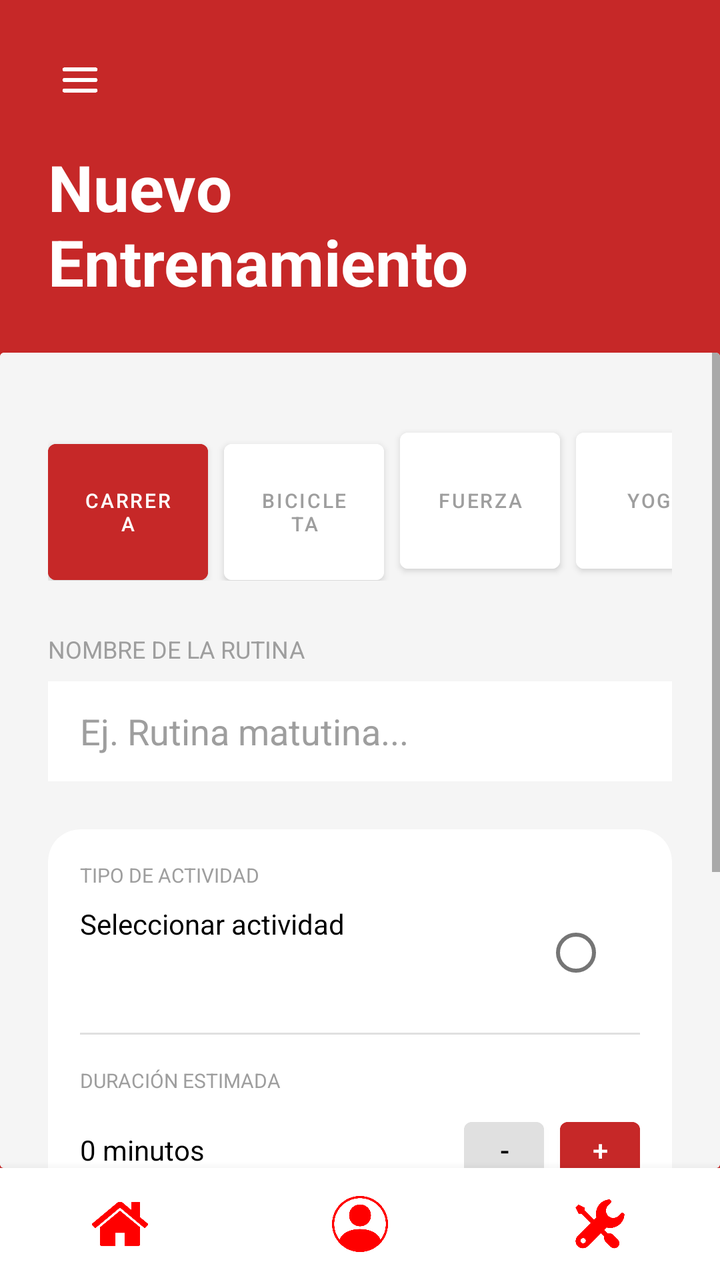
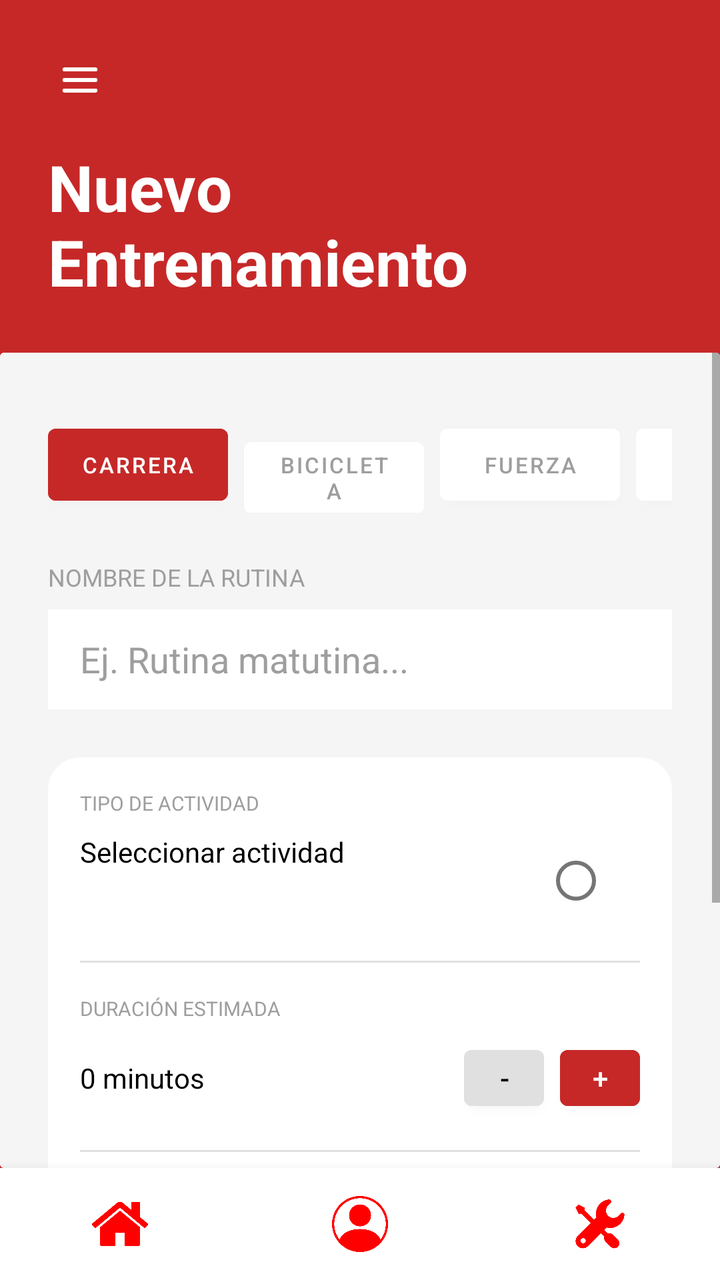

Compare the two renders of this Android layout. The source of the first and the diff that turns it into the second are given below.
<!-- AndroidManifest.xml: application theme Theme.ActivaESCOM -->
<!-- res/layout/activity_nuevo_entrenamiento.xml -->
<?xml version="1.0" encoding="utf-8"?>
<androidx.drawerlayout.widget.DrawerLayout xmlns:android="http://schemas.android.com/apk/res/android"
    xmlns:app="http://schemas.android.com/apk/res-auto"
    android:id="@+id/drawerLayout"
    android:layout_width="match_parent"
    android:layout_height="match_parent">

    <androidx.constraintlayout.widget.ConstraintLayout
        android:layout_width="match_parent"
        android:layout_height="match_parent"
        android:background="@color/red_1">

        <ImageButton
            android:id="@+id/btnHamburguesa"
            android:layout_width="48dp"
            android:layout_height="48dp"
            android:background="@color/red_1"
            android:padding="8dp"
            android:scaleType="fitCenter"
            android:src="@drawable/navigation"
            android:layout_marginStart="16dp"
            android:layout_marginTop="16dp"
            app:layout_constraintStart_toStartOf="parent"
            app:layout_constraintTop_toTopOf="parent" />

        <TextView
            android:id="@+id/tv_title_workout"
            android:layout_width="wrap_content"
            android:layout_height="wrap_content"
            android:layout_marginStart="24dp"
            android:layout_marginTop="8dp"
            android:text="Nuevo\nEntrenamiento"
            android:textColor="@color/white"
            android:textSize="32sp"
            android:textStyle="bold"
            app:layout_constraintStart_toStartOf="parent"
            app:layout_constraintTop_toBottomOf="@id/btnHamburguesa" />

        
        <androidx.cardview.widget.CardView
            android:layout_width="match_parent"
            android:layout_height="0dp"
            android:layout_marginTop="24dp"
            app:cardElevation="0dp"
            app:layout_constraintBottom_toTopOf="@id/bottomNavBar"
            app:layout_constraintTop_toBottomOf="@id/tv_title_workout">

            <ScrollView
                android:layout_width="match_parent"
                android:layout_height="match_parent"
                android:background="@color/gray_background">

                <LinearLayout
                    android:layout_width="match_parent"
                    android:layout_height="wrap_content"
                    android:orientation="vertical"
                    android:padding="24dp">

                    
                    <HorizontalScrollView
                        android:layout_width="match_parent"
                        android:layout_height="wrap_content"
                        android:scrollbars="none">

                        <LinearLayout
                            android:layout_width="wrap_content"
                            android:layout_height="wrap_content"
                            android:orientation="horizontal"
                            android:paddingBottom="10dp"
                            android:paddingTop="10dp">

                            <Button
                                android:layout_width="80dp"
                                android:layout_height="80dp"
                                android:layout_marginEnd="8dp"
                                android:backgroundTint="@color/red_1"
                                android:text="Carrera"
                                android:textColor="@color/white"
                                android:textSize="10sp" />

                            <Button
                                android:layout_width="80dp"
                                android:layout_height="80dp"
                                android:layout_marginEnd="8dp"
                                android:backgroundTint="@color/white"
                                android:text="Bicicleta"
                                android:textColor="@color/gray_text"
                                android:textSize="10sp" />

                            <Button
                                android:layout_width="80dp"
                                android:layout_height="80dp"
                                android:layout_marginEnd="8dp"
                                android:backgroundTint="@color/white"
                                android:text="Fuerza"
                                android:textColor="@color/gray_text"
                                android:textSize="10sp" />

                            <Button
                                android:layout_width="80dp"
                                android:layout_height="80dp"
                                android:backgroundTint="@color/white"
                                android:text="Yoga"
                                android:textColor="@color/gray_text"
                                android:textSize="10sp" />
                        </LinearLayout>
                    </HorizontalScrollView>

                    <TextView
                        android:layout_width="wrap_content"
                        android:layout_height="wrap_content"
                        android:layout_marginTop="16dp"
                        android:text="NOMBRE DE LA RUTINA"
                        android:textColor="@color/gray_text"
                        android:textSize="12sp" />

                    <EditText
                        android:layout_width="match_parent"
                        android:layout_height="50dp"
                        android:layout_marginTop="8dp"
                        android:background="@color/white"
                        android:hint="Ej. Rutina matutina..."
                        android:paddingHorizontal="16dp"
                        android:textColorHint="@color/text_gray"/>

                    
                    <androidx.cardview.widget.CardView
                        android:layout_width="match_parent"
                        android:layout_height="wrap_content"
                        android:layout_marginTop="24dp"
                        app:cardCornerRadius="16dp"
                        app:cardElevation="0dp">

                        <LinearLayout
                            android:layout_width="match_parent"
                            android:layout_height="wrap_content"
                            android:orientation="vertical"
                            android:padding="16dp">

                            <TextView
                                android:layout_width="wrap_content"
                                android:layout_height="wrap_content"
                                android:text="TIPO DE ACTIVIDAD"
                                android:textColor="@color/gray_text"
                                android:textSize="10sp" />

                            <RelativeLayout
                                android:layout_width="match_parent"
                                android:layout_height="wrap_content"
                                android:layout_marginTop="8dp">
                                <TextView
                                    android:layout_width="wrap_content"
                                    android:layout_height="wrap_content"
                                    android:text="Seleccionar actividad"
                                    android:textColor="@color/black" />
                                <RadioButton
                                    android:layout_width="wrap_content"
                                    android:layout_height="wrap_content"
                                    android:layout_alignParentEnd="true"
                                    android:layout_centerVertical="true" />
                            </RelativeLayout>

                            <View
                                android:layout_width="match_parent"
                                android:layout_height="1dp"
                                android:layout_marginVertical="16dp"
                                android:background="@color/gray_light" />

                            <TextView
                                android:layout_width="wrap_content"
                                android:layout_height="wrap_content"
                                android:text="DURACIÓN ESTIMADA"
                                android:textColor="@color/gray_text"
                                android:textSize="10sp" />

                            <RelativeLayout
                                android:layout_width="match_parent"
                                android:layout_height="wrap_content"
                                android:layout_marginTop="8dp">
                                <TextView
                                    android:layout_width="wrap_content"
                                    android:layout_height="wrap_content"
                                    android:layout_centerVertical="true"
                                    android:text="0 minutos"
                                    android:textColor="@color/black" />
                                <LinearLayout
                                    android:layout_width="wrap_content"
                                    android:layout_height="wrap_content"
                                    android:layout_alignParentEnd="true"
                                    android:orientation="horizontal">
                                    <Button
                                        android:layout_width="40dp"
                                        android:layout_height="40dp"
                                        android:backgroundTint="@color/gray_light"
                                        android:text="-"
                                        android:textColor="@color/black" />
                                    <Button
                                        android:layout_width="40dp"
                                        android:layout_height="40dp"
                                        android:layout_marginStart="8dp"
                                        android:backgroundTint="@color/red_1"
                                        android:text="+"
                                        android:textColor="@color/white" />
                                </LinearLayout>
                            </RelativeLayout>

                            <View
                                android:layout_width="match_parent"
                                android:layout_height="1dp"
                                android:layout_marginVertical="16dp"
                                android:background="@color/gray_light" />

                            <TextView
                                android:layout_width="wrap_content"
                                android:layout_height="wrap_content"
                                android:text="EJERCICIOS"
                                android:textColor="@color/gray_text"
                                android:textSize="10sp" />

                            <RelativeLayout
                                android:layout_width="match_parent"
                                android:layout_height="wrap_content"
                                android:layout_marginTop="8dp">
                                <TextView
                                    android:layout_width="wrap_content"
                                    android:layout_height="wrap_content"
                                    android:layout_centerVertical="true"
                                    android:text="Ninguno añadido"
                                    android:textColor="@color/gray_text" />
                                <TextView
                                    android:layout_width="wrap_content"
                                    android:layout_height="wrap_content"
                                    android:layout_alignParentEnd="true"
                                    android:layout_centerVertical="true"
                                    android:text="+ Añadir"
                                    android:textColor="@color/red_4"
                                    android:textStyle="bold" />
                            </RelativeLayout>
                        </LinearLayout>
                    </androidx.cardview.widget.CardView>

                    <Button
                        android:id="@+id/btnIniciarEntrenamiento"
                        android:layout_width="match_parent"
                        android:layout_height="60dp"
                        android:layout_marginTop="32dp"
                        android:layout_marginBottom="16dp"
                        android:backgroundTint="@color/red_1"
                        android:text="INICIAR ENTRENAMIENTO"
                        android:textColor="@color/white"
                        android:textStyle="bold" />

                </LinearLayout>
            </ScrollView>
        </androidx.cardview.widget.CardView>

        <include
            android:id="@+id/bottomNavBar"
            layout="@layout/bottom_navigation"
            android:layout_width="match_parent"
            android:layout_height="56dp"
            app:layout_constraintBottom_toBottomOf="parent"
            app:layout_constraintEnd_toEndOf="parent"
            app:layout_constraintStart_toStartOf="parent" />

    </androidx.constraintlayout.widget.ConstraintLayout>

    <com.google.android.material.navigation.NavigationView
        android:id="@+id/navigationView"
        android:layout_width="wrap_content"
        android:layout_height="match_parent"
        android:layout_gravity="start"
        android:background="@color/white"
        app:headerLayout="@layout/nav_header"
        app:menu="@menu/nav_menu" />

</androidx.drawerlayout.widget.DrawerLayout>
<!-- res/layout/bottom_navigation.xml (included above) -->
<?xml version="1.0" encoding="utf-8"?>
<LinearLayout xmlns:android="http://schemas.android.com/apk/res/android"
    android:id="@+id/bottomNavBar"
    android:layout_width="match_parent"
    android:layout_height="56dp"
    android:orientation="horizontal"
    android:background="@color/white"
    android:elevation="8dp">

    <ImageButton
        android:id="@+id/navInicio"
        android:layout_width="0dp"
        android:layout_height="match_parent"
        android:layout_weight="1"
        android:src="@drawable/home"
        android:background="?attr/selectableItemBackgroundBorderless"
        android:scaleType="fitCenter"
        android:padding="14dp" />
    <ImageButton
    android:id="@+id/navPerfil"
    android:layout_width="0dp"
    android:layout_height="match_parent"
    android:layout_weight="1"
    android:src="@drawable/profile"
    android:background="?attr/selectableItemBackgroundBorderless"
    android:scaleType="fitCenter"
    android:padding="14dp" />
    <ImageButton
    android:id="@+id/navConfig"
    android:layout_width="0dp"
    android:layout_height="match_parent"
    android:layout_weight="1"
    android:src="@drawable/settings"
    android:background="?attr/selectableItemBackgroundBorderless"
    android:scaleType="fitCenter"
    android:padding="14dp" /> </LinearLayout>
<!-- res/layout/nav_header.xml (included above) -->
<?xml version="1.0" encoding="utf-8"?>
<LinearLayout xmlns:android="http://schemas.android.com/apk/res/android"
    android:layout_width="match_parent"
    android:layout_height="match_parent"
    android:orientation="vertical"
    android:background="@color/white">

    <LinearLayout
        android:layout_width="311dp"
        android:layout_height="180dp"
        android:background="@color/red_900"
        android:gravity="bottom"
        android:orientation="vertical"
        android:padding="20dp">

        <ImageView
            android:layout_width="60dp"
            android:layout_height="60dp"
            android:src="@drawable/navigation"
            android:tint="@color/white" />

        <TextView
            android:layout_width="wrap_content"
            android:layout_height="wrap_content"
            android:layout_marginTop="12dp"
            android:text="EntrenaIPN"
            android:textColor="@color/white"
            android:textSize="20sp"
            android:textStyle="bold" />

        <TextView
            android:layout_width="wrap_content"
            android:layout_height="wrap_content"
            android:text="Ingeniería en Sistemas Computacionales"
            android:textColor="@color/red_300"
            android:textSize="14sp" />
    </LinearLayout>

    <LinearLayout
        android:layout_width="310dp"
        android:layout_height="wrap_content"
        android:orientation="vertical"
        android:paddingTop="15dp">

        <TextView
            android:id="@+id/menu_actividad"
            android:layout_width="match_parent"
            android:layout_height="wrap_content"
            android:background="?attr/selectableItemBackground"
            android:clickable="true"
            android:focusable="true"
            android:padding="16dp"
            android:text="🏠  Actividad"
            android:textColor="@color/black"
            android:textSize="16sp" />

        <TextView
            android:id="@+id/menu_progreso"
            android:layout_width="match_parent"
            android:layout_height="wrap_content"
            android:background="?attr/selectableItemBackground"
            android:clickable="true"
            android:focusable="true"
            android:padding="16dp"
            android:text="📈  Progreso semanal"
            android:textColor="@color/black"
            android:textSize="16sp" />

        <TextView
            android:id="@+id/menu_carrera"
            android:layout_width="match_parent"
            android:layout_height="wrap_content"
            android:background="?attr/selectableItemBackground"
            android:clickable="true"
            android:focusable="true"
            android:padding="16dp"
            android:text="🏃  Carrera matutina"
            android:textColor="@color/black"
            android:textSize="16sp" />

        <TextView
            android:id="@+id/menu_nuevo"
            android:layout_width="match_parent"
            android:layout_height="wrap_content"
            android:background="?attr/selectableItemBackground"
            android:clickable="true"
            android:focusable="true"
            android:padding="16dp"
            android:text="💪  Nuevo entrenamiento"
            android:textColor="@color/black"
            android:textSize="16sp" />

        
        <TextView
            android:id="@+id/menu_config"
            android:layout_width="match_parent"
            android:layout_height="wrap_content"
            android:background="?attr/selectableItemBackground"
            android:clickable="true"
            android:focusable="true"
            android:padding="16dp"
            android:text="⚙️  Configuración"
            android:textColor="@color/black"
            android:textSize="16sp" />

        <View
            android:layout_width="match_parent"
            android:layout_height="1dp"
            android:layout_marginHorizontal="16dp"
            android:layout_marginTop="8dp"
            android:background="@color/gray_light" />

        
        <TextView
            android:id="@+id/menu_logout"
            android:layout_width="match_parent"
            android:layout_height="wrap_content"
            android:background="?attr/selectableItemBackground"
            android:clickable="true"
            android:focusable="true"
            android:padding="16dp"
            android:text="🚪  Cerrar sesión"
            android:textColor="@color/red_900"
            android:textSize="16sp" />
    </LinearLayout>
</LinearLayout>
<!-- resources referenced by this layout -->
<resources>
  <color name="black">#FF000000</color>
  <color name="gray_background">#F5F5F5</color>
  <color name="gray_light">#E0E0E0</color>
  <color name="gray_text">#9E9E9E</color>
  <color name="red_1">#C62828</color>
  <color name="red_300">#EF9A9A</color>
  <color name="red_4">#D32F2F</color>
  <color name="red_900">#B71C1C</color>
  <color name="text_gray">#9E9E9E</color>
  <color name="white">#FFFFFFFF</color>
  <!-- drawable home: png bitmap (drawable, 15478 bytes) -->
  <!-- drawable navigation: png bitmap (drawable, 8970 bytes) -->
  <!-- drawable profile: png bitmap (drawable, 22269 bytes) -->
  <!-- drawable settings: png bitmap (drawable, 18368 bytes) -->
  <style name="Theme.ActivaESCOM" parent="Base.Theme.ActivaESCOM">
      </style>
  <style name="Base.Theme.ActivaESCOM" parent="Theme.MaterialComponents.DayNight.NoActionBar">
      </style>
</resources>

<!-- the commit's change to res/layout/activity_nuevo_entrenamiento.xml (unified diff, before → after) -->
@@ -66,43 +66,48 @@
                             android:layout_width="wrap_content"
                             android:layout_height="wrap_content"
                             android:orientation="horizontal"
-                            android:paddingBottom="10dp"
-                            android:paddingTop="10dp">
+                            android:paddingBottom="8dp"
+                            android:paddingTop="8dp">
 
                             <Button
-                                android:layout_width="80dp"
-                                android:layout_height="80dp"
+                                android:layout_width="90dp"
+                                android:layout_height="48dp"
                                 android:layout_marginEnd="8dp"
                                 android:backgroundTint="@color/red_1"
                                 android:text="Carrera"
                                 android:textColor="@color/white"
-                                android:textSize="10sp" />
+                                android:textSize="11sp"
+                                android:textAllCaps="true" />
 
                             <Button
-                                android:layout_width="80dp"
-                                android:layout_height="80dp"
+                                android:layout_width="90dp"
+                                android:layout_height="48dp"
                                 android:layout_marginEnd="8dp"
                                 android:backgroundTint="@color/white"
                                 android:text="Bicicleta"
                                 android:textColor="@color/gray_text"
-                                android:textSize="10sp" />
+                                android:textSize="11sp"
+                                android:textAllCaps="true" />
 
                             <Button
-                                android:layout_width="80dp"
-                                android:layout_height="80dp"
+                                android:layout_width="90dp"
+                                android:layout_height="48dp"
                                 android:layout_marginEnd="8dp"
                                 android:backgroundTint="@color/white"
                                 android:text="Fuerza"
                                 android:textColor="@color/gray_text"
-                                android:textSize="10sp" />
+                                android:textSize="11sp"
+                                android:textAllCaps="true" />
 
                             <Button
-                                android:layout_width="80dp"
-                                android:layout_height="80dp"
+                                android:layout_width="90dp"
+                                android:layout_height="48dp"
                                 android:backgroundTint="@color/white"
                                 android:text="Yoga"
                                 android:textColor="@color/gray_text"
-                                android:textSize="10sp" />
+                                android:textSize="11sp"
+                                android:textAllCaps="true" />
+
                         </LinearLayout>
                     </HorizontalScrollView>
 
@@ -331,7 +336,7 @@
         <ImageView
             android:layout_width="60dp"
             android:layout_height="60dp"
-            android:src="@drawable/navigation"
+            android:src="@drawable/logo_ipn"
             android:tint="@color/white" />
 
         <TextView
<!-- resource entries referenced after the edit -->
@@ -11,6 +11,7 @@
   <color name="text_gray">#9E9E9E</color>
   <color name="white">#FFFFFFFF</color>
   <!-- drawable home: png bitmap (drawable, 15478 bytes) -->
+  <!-- drawable logo_ipn: png bitmap (drawable, 799627 bytes) -->
   <!-- drawable navigation: png bitmap (drawable, 8970 bytes) -->
   <!-- drawable profile: png bitmap (drawable, 22269 bytes) -->
   <!-- drawable settings: png bitmap (drawable, 18368 bytes) -->
